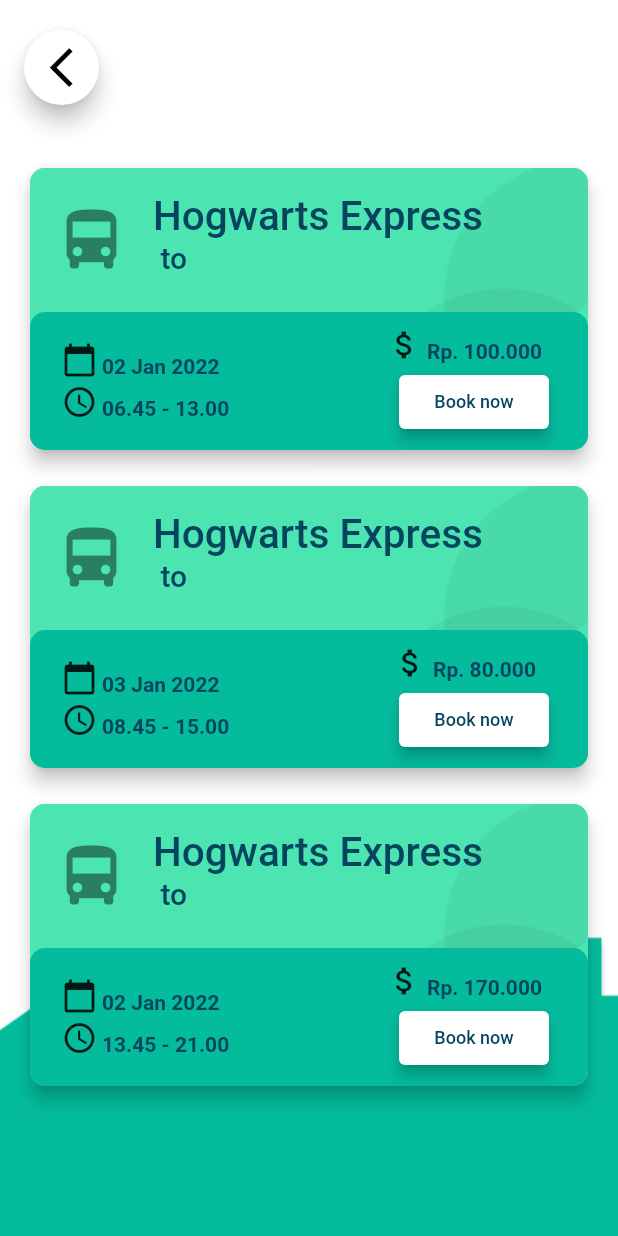
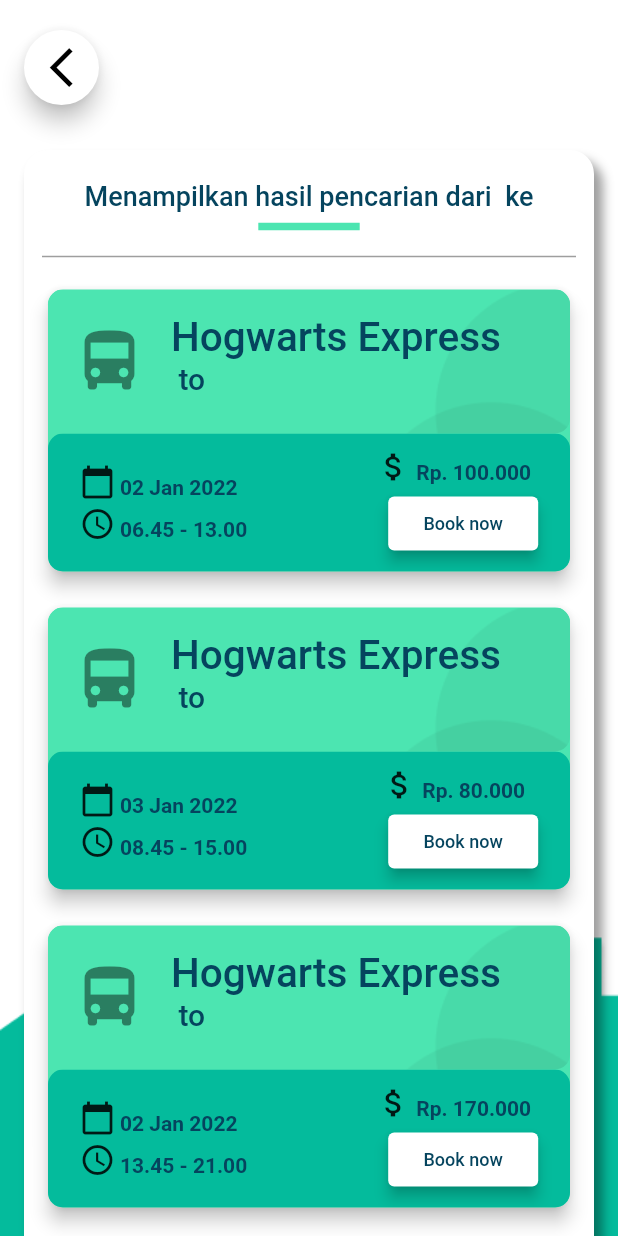
Before and after one commit to omaewa-mo-shinderu-APEC/TransitSpot, a Flutter app: the SearchResultView screen opened directly with empty values, on a phone screen of 412 x 824 dp. Run offline on Flutter 3.47's test engine with Material 2 defaults, Android fonts, the phone set to English and light mode, and no system bars; our stand-ins replace cloud_firestore, dio, firebase_auth, firebase_core, freezed_annotation, geolocator and 4 more; missing offline and left inert: flutter_polyline_points, places_service; accounts and stored records are empty.

Commit message:
feat: revamp search result page

```diff
--- a/lib/ui/views/search_result/search_result_view.dart
+++ b/lib/ui/views/search_result/search_result_view.dart
@@ -44,7 +44,8 @@
         body: HasLoginView(
           childWidget: SingleChildScrollView(
             child: SafeArea(
-              child: Column(children: [
+              child: Column(
+                children: [
                   const SizedBox(
                     height: 100.0,
                   ),
@@ -53,12 +54,57 @@
                       vertical: 0,
                       horizontal: 16.0,
                     ),
-                  child: FutureBuilder<List<SearchResultData>>(
+                    child: Container(
+                      decoration: BoxDecoration(
+                        borderRadius: BorderRadius.circular(16.0),
+                        color: Colors.white,
+                        boxShadow: const [
+                          BoxShadow(
+                            color: Colors.black38,
+                            blurRadius: 5.0,
+                            spreadRadius: 1.0,
+                            offset: Offset(
+                                5.0, 8.0), // shadow direction: bottom right
+                          )
+                        ],
+                      ),
+                      width: MediaQuery.of(context).size.width * 0.95,
+                      child: Padding(
+                        padding: const EdgeInsets.symmetric(
+                          horizontal: 12.0,
+                          vertical: 20.0,
+                        ),
+                        child: Column(
+                          children: [
+                            Text(
+                              'Menampilkan hasil pencarian dari $start ke $destination',
+                              textAlign: TextAlign.center,
+                              style: TextStyle(
+                                fontWeight: FontWeight.w500,
+                                fontSize: 18.0,
+                                color: AppColors.content,
+                              ),
+                            ),
+                            Divider(
+                              color: AppColors.secondaryBackground,
+                              thickness: 5.0,
+                              height: 20.0,
+                              indent: MediaQuery.of(context).size.width * 0.35,
+                              endIndent:
+                                  MediaQuery.of(context).size.width * 0.35,
+                            ),
+                            const Divider(
+                              color: Colors.grey,
+                              thickness: 1.0,
+                              height: 20.0,
+                            ),
+                            FutureBuilder<List<SearchResultData>>(
                                 future: model.searchRes,
                                 builder: (context, snapshot) {
                                   if (snapshot.hasData) {
                                     return Padding(
-                            padding: const EdgeInsets.fromLTRB(0, 0, 0, 24.0),
+                                      padding: const EdgeInsets.fromLTRB(
+                                          0, 0, 0, 12.0),
                                       child: Column(
                                         children: snapshot.data!.map(
                                           (datum) {
@@ -77,8 +123,16 @@
 
                                   return const CircularProgressIndicator();
                                 }),
-                )
-              ]),
+                          ],
+                        ),
+                      ),
+                    ),
+                  ),
+                  const SizedBox(
+                    height: 40.0,
+                  ),
+                ],
+              ),
             ),
           ),
         ),
```
Lines whose indentation alone changed are shown as unchanged.
